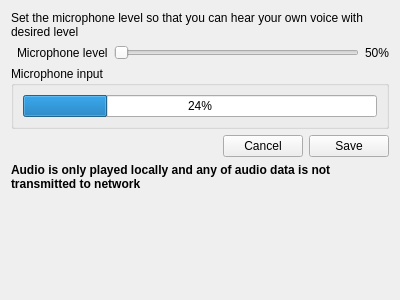
realXtend/tundra, file src/Application/MumbleVoipModule/ui/MicrophoneAdjustment.ui: the form before one commit.
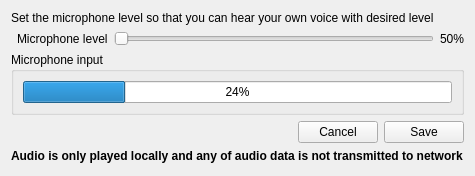
The form after the commit.

```diff
--- a/src/Application/MumbleVoipModule/ui/MicrophoneAdjustment.ui
+++ b/src/Application/MumbleVoipModule/ui/MicrophoneAdjustment.ui
@@ -6,8 +6,8 @@
    <rect>
     <x>0</x>
     <y>0</y>
-    <width>400</width>
-    <height>300</height>
+    <width>475</width>
+    <height>176</height>
    </rect>
   </property>
   <property name="windowTitle">
```
Left out of the diff: 2 changed lines with no effect on the pictures.
